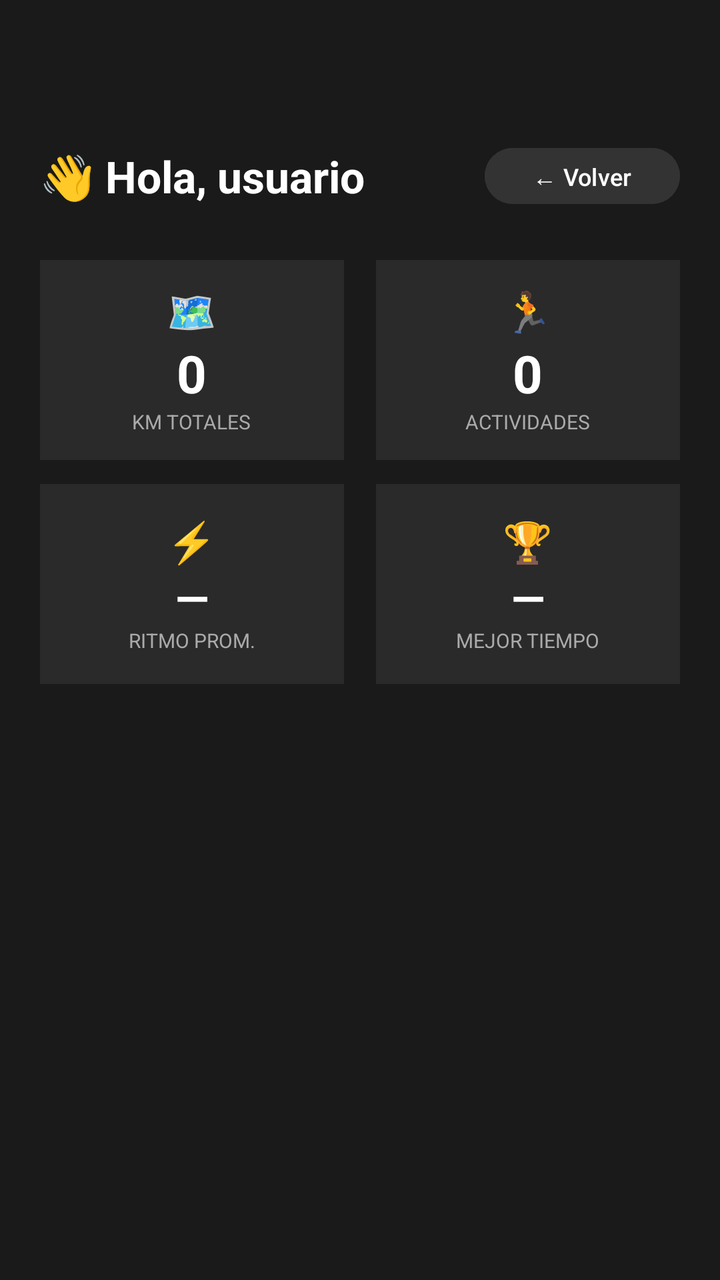
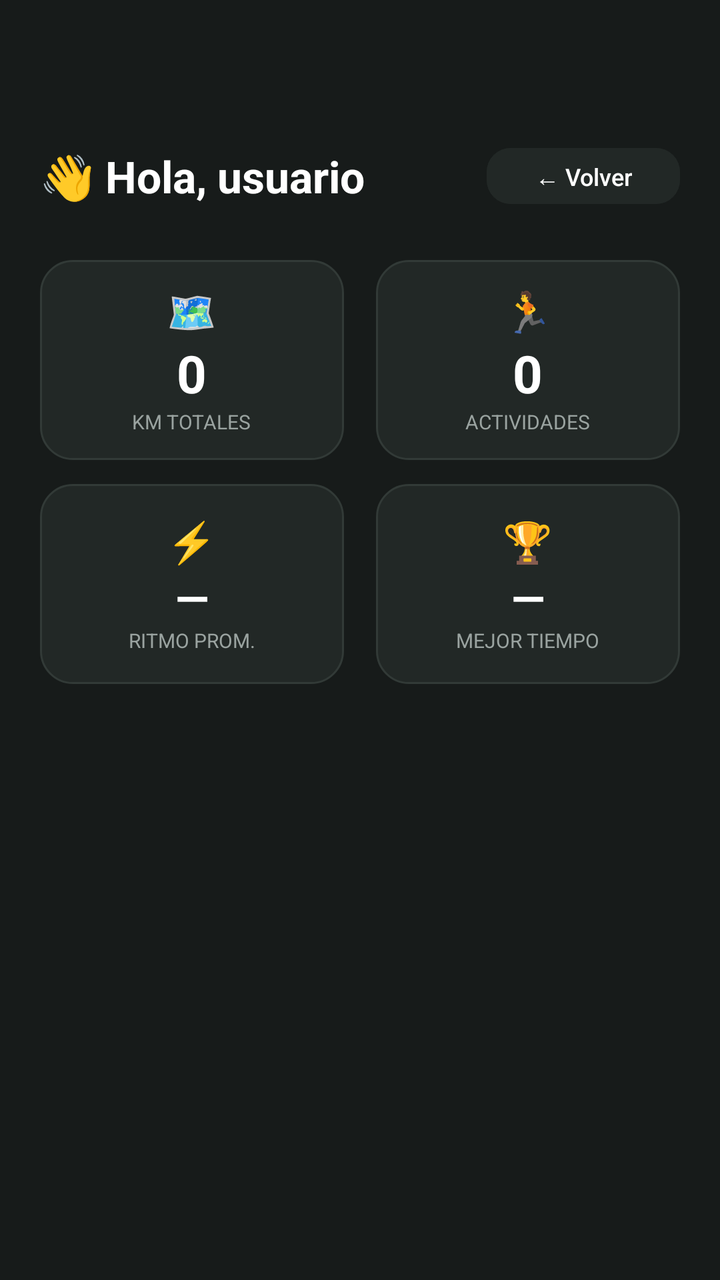

An Android layout rendered at two revisions. The XML below is the earlier revision; the diff shows what the commit changed to produce the second picture.
<!-- AndroidManifest.xml: application theme Theme.RunGuide -->
<!-- res/layout/activity_dashboard.xml -->
<?xml version="1.0" encoding="utf-8"?>
<ScrollView xmlns:android="http://schemas.android.com/apk/res/android"
    android:layout_width="match_parent"
    android:layout_height="match_parent"
    android:background="#1A1A1A">

    <LinearLayout
        android:layout_width="match_parent"
        android:layout_height="wrap_content"
        android:orientation="vertical"
        android:layout_marginTop="50dp"
        android:padding="20dp">

        
        <LinearLayout
            android:layout_width="match_parent"
            android:layout_height="wrap_content"
            android:orientation="horizontal"
            android:gravity="center_vertical"
            android:layout_marginBottom="24dp">

            <TextView
                android:id="@+id/tvSaludo"
                android:layout_width="0dp"
                android:layout_weight="1"
                android:layout_height="wrap_content"
                android:text="👋 Hola, usuario"
                android:textSize="22sp"
                android:textStyle="bold"
                android:textColor="#FFFFFF"/>

            <Button
                android:id="@+id/btnVolver"
                android:layout_width="wrap_content"
                android:layout_height="36dp"
                android:text="← Volver"
                android:textSize="12sp"
                android:backgroundTint="#333333"
                android:textColor="#FFFFFF"/>

        </LinearLayout>

        
        <LinearLayout
            android:layout_width="match_parent"
            android:layout_height="wrap_content"
            android:orientation="horizontal"
            android:layout_marginBottom="12dp">

            <LinearLayout
                android:layout_width="0dp"
                android:layout_weight="1"
                android:layout_height="100dp"
                android:orientation="vertical"
                android:gravity="center"
                android:background="#2A2A2A"
                android:layout_marginEnd="8dp">

                <TextView
                    android:layout_width="wrap_content"
                    android:layout_height="wrap_content"
                    android:text="🗺"
                    android:textSize="20sp"/>

                <TextView
                    android:id="@+id/tvKmTotal"
                    android:layout_width="wrap_content"
                    android:layout_height="wrap_content"
                    android:text="0"
                    android:textSize="26sp"
                    android:textStyle="bold"
                    android:textColor="#FFFFFF"/>

                <TextView
                    android:layout_width="wrap_content"
                    android:layout_height="wrap_content"
                    android:text="KM TOTALES"
                    android:textSize="10sp"
                    android:textColor="#AAAAAA"/>

            </LinearLayout>

            <LinearLayout
                android:layout_width="0dp"
                android:layout_weight="1"
                android:layout_height="100dp"
                android:orientation="vertical"
                android:gravity="center"
                android:background="#2A2A2A"
                android:layout_marginStart="8dp">

                <TextView
                    android:layout_width="wrap_content"
                    android:layout_height="wrap_content"
                    android:text="🏃"
                    android:textSize="20sp"/>

                <TextView
                    android:id="@+id/tvActividades"
                    android:layout_width="wrap_content"
                    android:layout_height="wrap_content"
                    android:text="0"
                    android:textSize="26sp"
                    android:textStyle="bold"
                    android:textColor="#FFFFFF"/>

                <TextView
                    android:layout_width="wrap_content"
                    android:layout_height="wrap_content"
                    android:text="ACTIVIDADES"
                    android:textSize="10sp"
                    android:textColor="#AAAAAA"/>

            </LinearLayout>

        </LinearLayout>

        <LinearLayout
            android:layout_width="match_parent"
            android:layout_height="wrap_content"
            android:orientation="horizontal">

            <LinearLayout
                android:layout_width="0dp"
                android:layout_weight="1"
                android:layout_height="100dp"
                android:orientation="vertical"
                android:gravity="center"
                android:background="#2A2A2A"
                android:layout_marginEnd="8dp">

                <TextView
                    android:layout_width="wrap_content"
                    android:layout_height="wrap_content"
                    android:text="⚡"
                    android:textSize="20sp"/>

                <TextView
                    android:id="@+id/tvRitmo"
                    android:layout_width="wrap_content"
                    android:layout_height="wrap_content"
                    android:text="—"
                    android:textSize="22sp"
                    android:textStyle="bold"
                    android:textColor="#FFFFFF"/>

                <TextView
                    android:layout_width="wrap_content"
                    android:layout_height="wrap_content"
                    android:text="RITMO PROM."
                    android:textSize="10sp"
                    android:textColor="#AAAAAA"/>

            </LinearLayout>

            <LinearLayout
                android:layout_width="0dp"
                android:layout_weight="1"
                android:layout_height="100dp"
                android:orientation="vertical"
                android:gravity="center"
                android:background="#2A2A2A"
                android:layout_marginStart="8dp">

                <TextView
                    android:layout_width="wrap_content"
                    android:layout_height="wrap_content"
                    android:text="🏆"
                    android:textSize="20sp"/>

                <TextView
                    android:id="@+id/tvMejorTiempo"
                    android:layout_width="wrap_content"
                    android:layout_height="wrap_content"
                    android:text="—"
                    android:textSize="22sp"
                    android:textStyle="bold"
                    android:textColor="#FFFFFF"/>

                <TextView
                    android:layout_width="wrap_content"
                    android:layout_height="wrap_content"
                    android:text="MEJOR TIEMPO"
                    android:textSize="10sp"
                    android:textColor="#AAAAAA"/>

            </LinearLayout>

        </LinearLayout>

    </LinearLayout>

</ScrollView>
<!-- resources referenced by this layout -->
<resources>
  <style name="Theme.RunGuide" parent="Base.Theme.RunGuide" />
  <style name="Base.Theme.RunGuide" parent="Theme.Material3.Light.NoActionBar">
          <item name="colorPrimary">@color/verde_primario</item>
          <item name="colorOnPrimary">@color/white</item>
          <item name="colorPrimaryContainer">@color/verde_claro</item>
          <item name="colorOnPrimaryContainer">@color/verde_oscuro</item>
          <item name="android:colorBackground">@color/fondo_app</item>
          <item name="android:statusBarColor">@color/verde_primario</item>
          <item name="shapeAppearanceSmallComponent">@style/ShapeAppearance.RunGuide.Small</item>
          <item name="shapeAppearanceMediumComponent">@style/ShapeAppearance.RunGuide.Medium</item>
      </style>
  <color name="verde_primario">#0C8F48</color>
  <color name="white">#FFFFFFFF</color>
  <color name="verde_claro">#E6F4EC</color>
  <color name="verde_oscuro">#0A6B37</color>
  <color name="fondo_app">#F4F7F5</color>
  <style name="ShapeAppearance.RunGuide.Small" parent="ShapeAppearance.Material3.SmallComponent">
          <item name="cornerFamily">rounded</item>
          <item name="cornerSize">14dp</item>
      </style>
  <style name="ShapeAppearance.RunGuide.Medium" parent="ShapeAppearance.Material3.MediumComponent">
          <item name="cornerFamily">rounded</item>
          <item name="cornerSize">22dp</item>
      </style>
</resources>

<!-- the commit's change to res/layout/activity_dashboard.xml (unified diff, before → after) -->
@@ -2,7 +2,7 @@
 <ScrollView xmlns:android="http://schemas.android.com/apk/res/android"
     android:layout_width="match_parent"
     android:layout_height="match_parent"
-    android:background="#1A1A1A">
+    android:background="@color/negro_carbon">
 
     <LinearLayout
         android:layout_width="match_parent"
@@ -35,7 +35,7 @@
                 android:layout_height="36dp"
                 android:text="← Volver"
                 android:textSize="12sp"
-                android:backgroundTint="#333333"
+                android:backgroundTint="@color/negro_suave"
                 android:textColor="#FFFFFF"/>
 
         </LinearLayout>
@@ -53,7 +53,7 @@
                 android:layout_height="100dp"
                 android:orientation="vertical"
                 android:gravity="center"
-                android:background="#2A2A2A"
+                android:background="@drawable/bg_card_dark"
                 android:layout_marginEnd="8dp">
 
                 <TextView
@@ -76,7 +76,7 @@
                     android:layout_height="wrap_content"
                     android:text="KM TOTALES"
                     android:textSize="10sp"
-                    android:textColor="#AAAAAA"/>
+                    android:textColor="#9AA3A0"/>
 
             </LinearLayout>
 
@@ -86,7 +86,7 @@
                 android:layout_height="100dp"
                 android:orientation="vertical"
                 android:gravity="center"
-                android:background="#2A2A2A"
+                android:background="@drawable/bg_card_dark"
                 android:layout_marginStart="8dp">
 
                 <TextView
@@ -109,7 +109,7 @@
                     android:layout_height="wrap_content"
                     android:text="ACTIVIDADES"
                     android:textSize="10sp"
-                    android:textColor="#AAAAAA"/>
+                    android:textColor="#9AA3A0"/>
 
             </LinearLayout>
 
@@ -126,7 +126,7 @@
                 android:layout_height="100dp"
                 android:orientation="vertical"
                 android:gravity="center"
-                android:background="#2A2A2A"
+                android:background="@drawable/bg_card_dark"
                 android:layout_marginEnd="8dp">
 
                 <TextView
@@ -149,7 +149,7 @@
                     android:layout_height="wrap_content"
                     android:text="RITMO PROM."
                     android:textSize="10sp"
-                    android:textColor="#AAAAAA"/>
+                    android:textColor="#9AA3A0"/>
 
             </LinearLayout>
 
@@ -159,7 +159,7 @@
                 android:layout_height="100dp"
                 android:orientation="vertical"
                 android:gravity="center"
-                android:background="#2A2A2A"
+                android:background="@drawable/bg_card_dark"
                 android:layout_marginStart="8dp">
 
                 <TextView
@@ -182,7 +182,7 @@
                     android:layout_height="wrap_content"
                     android:text="MEJOR TIEMPO"
                     android:textSize="10sp"
-                    android:textColor="#AAAAAA"/>
+                    android:textColor="#9AA3A0"/>
 
             </LinearLayout>
 
<!-- resource entries referenced after the edit -->
@@ -1,28 +1,56 @@
 <!-- resources referenced by this layout -->
 <resources>
+  <color name="negro_carbon">#171B1A</color>
+  <color name="negro_suave">#222826</color>
+  <!-- drawable bg_card_dark (drawable) -->
+  <?xml version="1.0" encoding="utf-8"?>
+  <shape xmlns:android="http://schemas.android.com/apk/res/android" android:shape="rectangle">
+      <solid android:color="@color/negro_suave" />
+      <stroke android:width="1dp" android:color="@color/negro_linea" />
+      <corners android:radius="16dp" />
+  </shape>
   <style name="Theme.RunGuide" parent="Base.Theme.RunGuide" />
+  <color name="negro_linea">#323A37</color>
   <style name="Base.Theme.RunGuide" parent="Theme.Material3.Light.NoActionBar">
           <item name="colorPrimary">@color/verde_primario</item>
           <item name="colorOnPrimary">@color/white</item>
           <item name="colorPrimaryContainer">@color/verde_claro</item>
           <item name="colorOnPrimaryContainer">@color/verde_oscuro</item>
+          <item name="colorSecondary">@color/amarillo</item>
+          <item name="colorOnSecondary">@color/negro_carbon</item>
+          <item name="colorSecondaryContainer">@color/amarillo_claro</item>
+          <item name="colorOnSecondaryContainer">@color/amarillo_texto</item>
+          <item name="colorOutline">@color/borde</item>
           <item name="android:colorBackground">@color/fondo_app</item>
-          <item name="android:statusBarColor">@color/verde_primario</item>
+          <item name="android:statusBarColor">@color/negro_carbon</item>
+          <item name="android:windowLightStatusBar">false</item>
+          <item name="materialButtonStyle">@style/Widget.RunGuide.Button</item>
           <item name="shapeAppearanceSmallComponent">@style/ShapeAppearance.RunGuide.Small</item>
           <item name="shapeAppearanceMediumComponent">@style/ShapeAppearance.RunGuide.Medium</item>
       </style>
-  <color name="verde_primario">#0C8F48</color>
+  <color name="verde_primario">#2F7D57</color>
   <color name="white">#FFFFFFFF</color>
-  <color name="verde_claro">#E6F4EC</color>
-  <color name="verde_oscuro">#0A6B37</color>
-  <color name="fondo_app">#F4F7F5</color>
+  <color name="verde_claro">#E7F0EA</color>
+  <color name="verde_oscuro">#1F5A3F</color>
+  <color name="amarillo">#E8B93C</color>
+  <color name="amarillo_claro">#FAF1D6</color>
+  <color name="amarillo_texto">#6B5200</color>
+  <color name="borde">#E2E6E3</color>
+  <color name="fondo_app">#F5F6F4</color>
+  <style name="Widget.RunGuide.Button" parent="Widget.Material3.Button">
+          <item name="cornerRadius">12dp</item>
+          <item name="android:textAllCaps">false</item>
+          <item name="android:letterSpacing">0</item>
+          <item name="android:textSize">14sp</item>
+          <item name="android:stateListAnimator">@null</item>
+      </style>
   <style name="ShapeAppearance.RunGuide.Small" parent="ShapeAppearance.Material3.SmallComponent">
           <item name="cornerFamily">rounded</item>
-          <item name="cornerSize">14dp</item>
+          <item name="cornerSize">12dp</item>
       </style>
   <style name="ShapeAppearance.RunGuide.Medium" parent="ShapeAppearance.Material3.MediumComponent">
           <item name="cornerFamily">rounded</item>
-          <item name="cornerSize">22dp</item>
+          <item name="cornerSize">18dp</item>
       </style>
 </resources>
 
